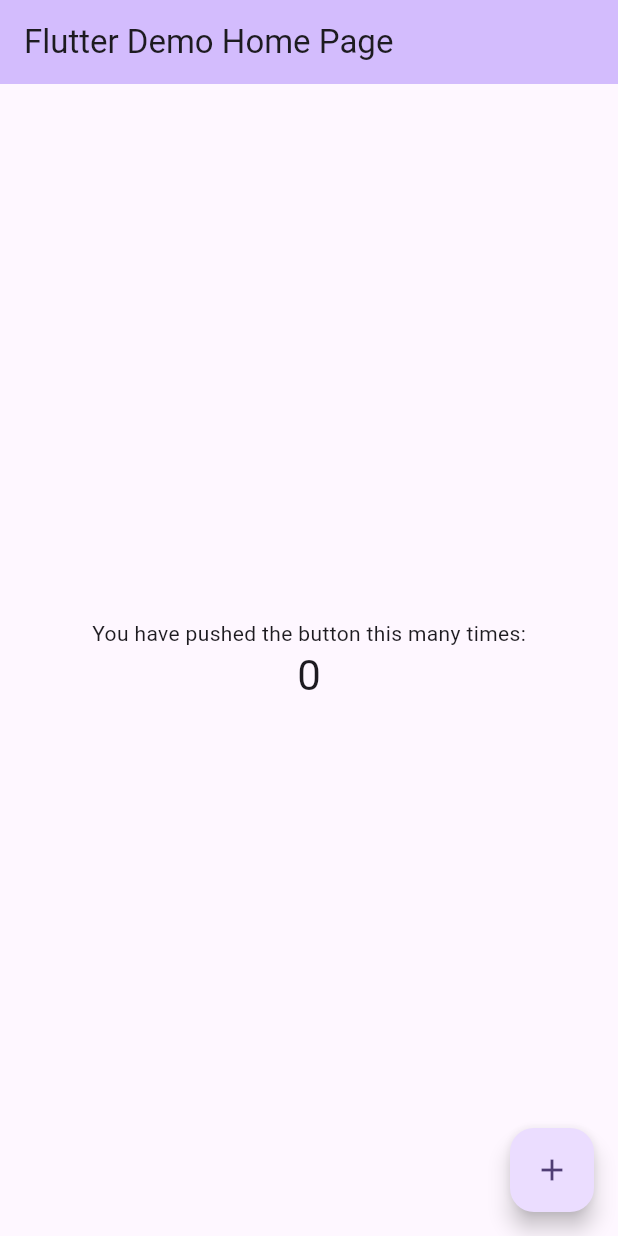
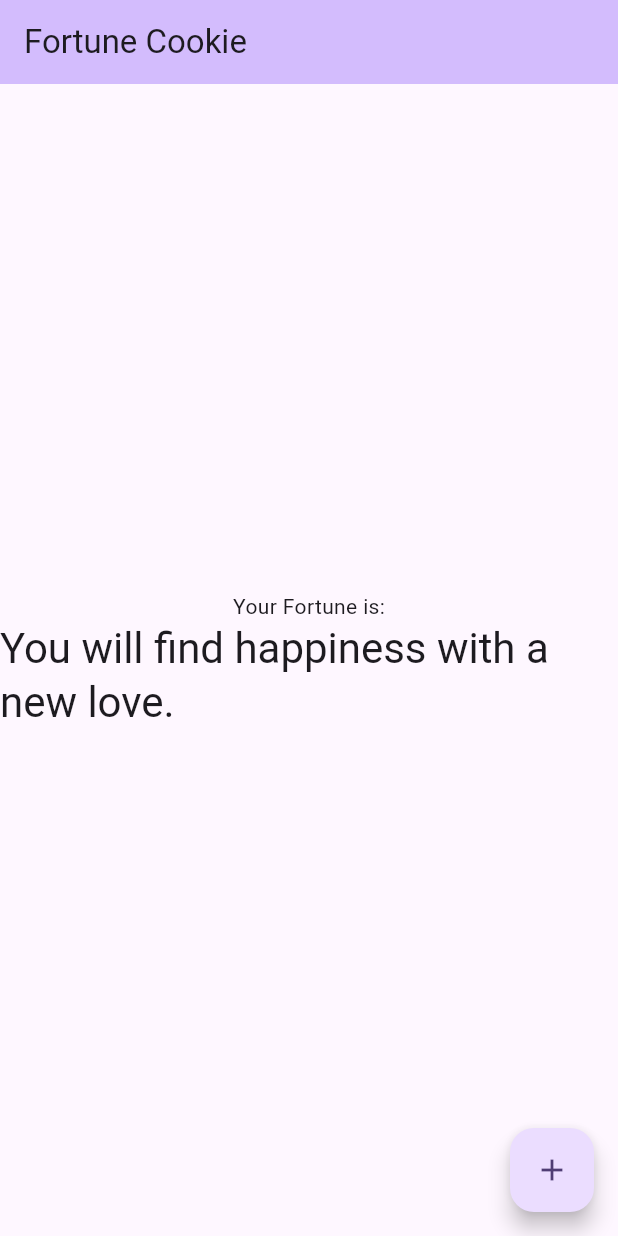
Before and after one commit to SHUBHANKARPOLYGON/FLutter_learn, a Flutter app: the screen it shows after launch, on a phone screen of 412 x 824 dp. Run offline on Flutter 3.47's test engine with Material 3 defaults, Android fonts, the phone set to English and light mode, and no system bars.

Commit message:
first commit

```diff
--- a/fortune_cookie_app/lib/main.dart
+++ b/fortune_cookie_app/lib/main.dart
@@ -17,16 +17,16 @@ class MyApp extends StatelessWidget {
         colorScheme: ColorScheme.fromSeed(seedColor: Colors.deepPurple),
         useMaterial3: true,
       ),
-      home: const MyHomePage(title: 'Flutter Demo Home Page'),
+      home:  MyHomePage(),
     );
   }
 }
 
 class MyHomePage extends StatefulWidget {
-  const MyHomePage({super.key, required this.title});
+   MyHomePage({super.key});
 
+  String _currentFortune = "";
 
-  final String title;
 
   @override
   State<MyHomePage> createState() => _MyHomePageState();
@@ -34,6 +34,17 @@ class MyHomePage extends StatefulWidget {
 
 class _MyHomePageState extends State<MyHomePage> {
   int _counter = 0;
+
+  final _fortuneList = [
+    "You will find happiness with a new love.",
+    "You will have a great day today.",
+    "You will have a great day tomorrow.",
+    "You will have a great day the day after tomorrow.",
+    "You will have a great day the day after the day after tomorrow.",
+    "You will have a great day the day after the day after the day after tomorrow.",
+    "You will have a great day the day after the day after the day after the day after tomorrow.",
+    "You will have a great day the day after the day after the day after the day after the day after tomorrow.",
+  ];
 
   void _incrementCounter() {
     setState(() {
@@ -50,7 +61,7 @@ class _MyHomePageState extends State<MyHomePage> {
 
         backgroundColor: Theme.of(context).colorScheme.inversePrimary,
 
-        title: Text(widget.title),
+        title: Text("Fortune Cookie"),
       ),
       body: Center(
 
@@ -58,11 +69,11 @@ class _MyHomePageState extends State<MyHomePage> {
 
           mainAxisAlignment: MainAxisAlignment.center,
           children: <Widget>[
-            const Text(
-              'You have pushed the button this many times:',
+             Text(
+              "Your Fortune is:",
             ),
             Text(
-              '$_counter',
+              '${_fortuneList[_counter % _fortuneList.length]}',
               style: Theme.of(context).textTheme.headlineMedium,
             ),
           ],
```
